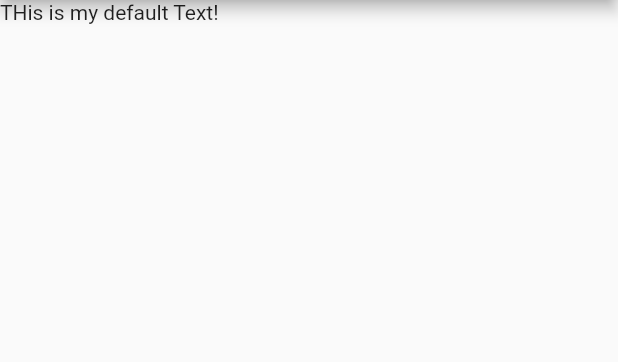
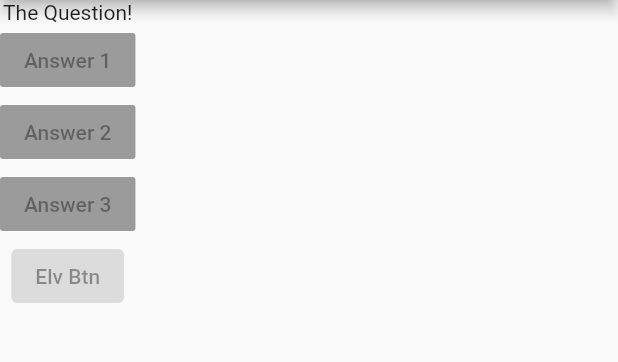
Before and after one commit to GoGiants1/flutter-practice, a Flutter app: the screen it shows after launch, on a phone screen of 412 x 824 dp, the part 84-446 px from its top. Run offline on Flutter 3.47's test engine with Material 2 defaults, Android fonts, the phone set to English and light mode, and no system bars.

Commit message:
Add Raised Btns

```diff
--- a/flutter_complete_guide/lib/main.dart
+++ b/flutter_complete_guide/lib/main.dart
@@ -13,12 +13,38 @@ class MyApp extends StatelessWidget {
   // methods
   @override
   Widget build(BuildContext context) {
+    var questions = [
+      "What\'s your favorite color?",
+      'What\'s your favorite animal',
+    ];
     return MaterialApp(
       home: Scaffold(
         appBar: AppBar(
           title: Text("My First App"),
         ),
-        body: Text("THis is my default Text!"),
+        // 어떻게 body에 1개 이상의 위젯을 넘길까? => Use container Widget
+        // Column: vertical direction container
+        body: Column(children: [
+          Text('The Question!'),
+          // Deprecated but stick to it in this Project
+          RaisedButton(
+            child: Text("Answer 1"),
+            onPressed: null,
+          ),
+          RaisedButton(
+            child: Text("Answer 2"),
+            onPressed: null,
+          ),
+          RaisedButton(
+            child: Text("Answer 3"),
+            onPressed: null,
+          ),
+          // alt of RaiseBtn
+          ElevatedButton(
+            onPressed: null,
+            child: Text("Elv Btn"),
+          )
+        ]),
       ),
     );
   }
```
